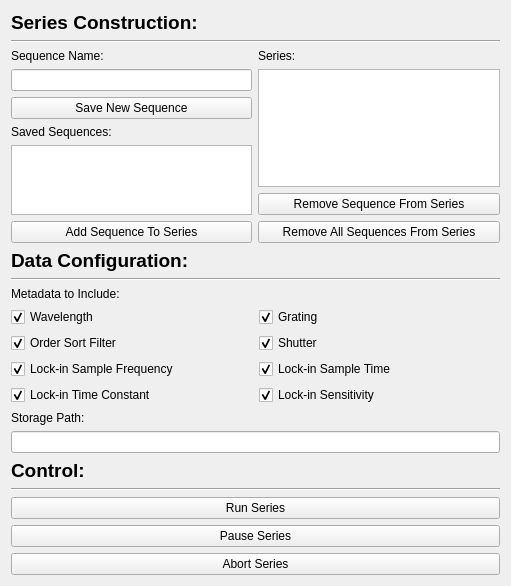
Above: SPHEREx-Calibration-Automation/pylab/pylabcal/pylabcalgui/QTDesigner/automationWindowDialog.ui from samcondon4/SPHEREx-lab-tools before the change. Below: the same form after it.
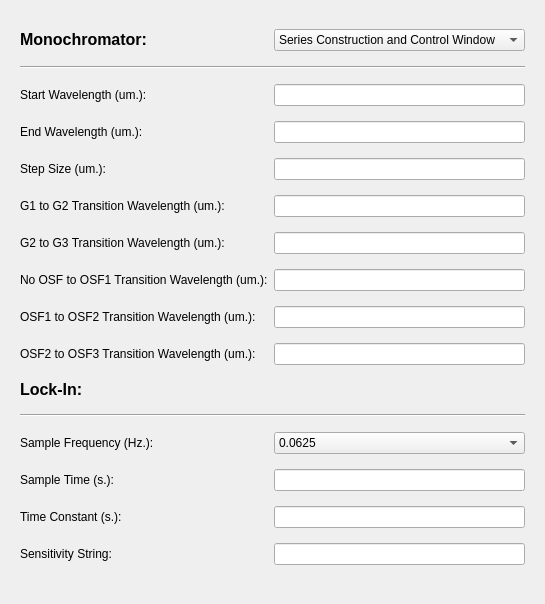
That is the form after the change. The open tabs and pages were chosen to show the change.

Commit message: Thinking action generating control loop parameters for both the measuring and moving actions. Instrument driver started for the SRS830m lockin

Diff of the .ui file:
```diff
--- a/SPHEREx-Calibration-Automation/pylab/pylabcal/pylabcalgui/QTDesigner/automationWindowDialog.ui
+++ b/SPHEREx-Calibration-Automation/pylab/pylabcal/pylabcalgui/QTDesigner/automationWindowDialog.ui
@@ -6,36 +6,22 @@
    <rect>
     <x>0</x>
     <y>0</y>
-    <width>511</width>
-    <height>490</height>
+    <width>516</width>
+    <height>510</height>
    </rect>
   </property>
   <property name="windowTitle">
    <string>Form</string>
   </property>
-  <layout class="QGridLayout" name="gridLayout_4">
-   <item row="6" column="0" colspan="2">
-    <widget class="Line" name="line_2">
-     <property name="orientation">
-      <enum>Qt::Horizontal</enum>
+  <layout class="QGridLayout" name="gridLayout">
+   <item row="0" column="1">
+    <widget class="QStackedWidget" name="automation_window">
+     <property name="currentIndex">
+      <number>0</number>
      </property>
-    </widget>
-   </item>
-   <item row="8" column="0">
-    <widget class="QLabel" name="auto_control_label">
-     <property name="font">
-      <font>
-       <pointsize>14</pointsize>
-       <weight>75</weight>
-       <bold>true</bold>
-      </font>
-     </property>
-     <property name="text">
-      <string>Control:</string>
-     </property>
-    </widget>
-   </item>
-   <item row="3" column="0">
+     <widget class="QWidget" name="SeriesConstructionAndControlWindow">
+      <layout class="QGridLayout" name="gridLayout_12">
+       <item row="4" column="0" colspan="2">
     <widget class="QLabel" name="auto_data_label">
      <property name="font">
       <font>
@@ -49,50 +35,8 @@
      </property>
     </widget>
    </item>
-   <item row="0" column="0">
-    <widget class="QLabel" name="label">
-     <property name="font">
-      <font>
-       <pointsize>14</pointsize>
-       <weight>75</weight>
-       <bold>true</bold>
-      </font>
-     </property>
-     <property name="text">
-      <string>Series Construction:</string>
-     </property>
-    </widget>
-   </item>
-   <item row="2" column="1">
-    <layout class="QGridLayout" name="gridLayout_2">
-     <item row="2" column="0">
-      <widget class="QPushButton" name="auto_series_removesequencefromseries_button">
-       <property name="text">
-        <string>Remove Sequence From Series</string>
-       </property>
-      </widget>
-     </item>
-     <item row="0" column="0">
-      <widget class="QLabel" name="auto_series_series_label">
-       <property name="text">
-        <string>Series:</string>
-       </property>
-      </widget>
-     </item>
-     <item row="1" column="0">
-      <widget class="QListWidget" name="auto_series_series_list"/>
-     </item>
      <item row="3" column="0">
-      <widget class="QPushButton" name="auto_series_removeallsequencesfromseries_button">
-       <property name="text">
-        <string>Remove All Sequences From Series</string>
-       </property>
-      </widget>
-     </item>
-    </layout>
-   </item>
-   <item row="2" column="0">
-    <layout class="QGridLayout" name="gridLayout">
+        <layout class="QGridLayout" name="gridLayout_9">
      <item row="0" column="0">
       <widget class="QLabel" name="auto_series_sequence_name_label">
        <property name="text">
@@ -129,8 +73,57 @@
      </item>
     </layout>
    </item>
-   <item row="7" column="0" colspan="2">
-    <layout class="QGridLayout" name="gridLayout_3">
+       <item row="3" column="1">
+        <layout class="QGridLayout" name="gridLayout_10">
+         <item row="2" column="0">
+          <widget class="QPushButton" name="auto_series_removesequencefromseries_button">
+           <property name="text">
+            <string>Remove Sequence From Series</string>
+           </property>
+          </widget>
+         </item>
+         <item row="0" column="0">
+          <widget class="QLabel" name="auto_series_series_label">
+           <property name="text">
+            <string>Series:</string>
+           </property>
+          </widget>
+         </item>
+         <item row="1" column="0">
+          <widget class="QListWidget" name="auto_series_series_list"/>
+         </item>
+         <item row="3" column="0">
+          <widget class="QPushButton" name="auto_series_removeallsequencesfromseries_button">
+           <property name="text">
+            <string>Remove All Sequences From Series</string>
+           </property>
+          </widget>
+         </item>
+        </layout>
+       </item>
+       <item row="10" column="0" colspan="2">
+        <widget class="QPushButton" name="auto_control_pauseseries_button">
+         <property name="text">
+          <string>Pause Series</string>
+         </property>
+        </widget>
+       </item>
+       <item row="2" column="0" colspan="2">
+        <widget class="Line" name="line_3">
+         <property name="orientation">
+          <enum>Qt::Horizontal</enum>
+         </property>
+        </widget>
+       </item>
+       <item row="5" column="0" colspan="2">
+        <widget class="Line" name="line_4">
+         <property name="orientation">
+          <enum>Qt::Horizontal</enum>
+         </property>
+        </widget>
+       </item>
+       <item row="6" column="0" colspan="2">
+        <layout class="QGridLayout" name="gridLayout_11">
      <item row="5" column="2">
       <widget class="QCheckBox" name="data_configuration_metadata_lockin_sensitivity_cbox">
        <property name="sizePolicy">
@@ -278,39 +271,385 @@
      </item>
     </layout>
    </item>
-   <item row="11" column="0" colspan="2">
-    <widget class="QPushButton" name="auto_control_pauseseries_button">
-     <property name="text">
-      <string>Pause Series</string>
-     </property>
-    </widget>
-   </item>
    <item row="9" column="0" colspan="2">
-    <widget class="Line" name="line_3">
+        <widget class="QPushButton" name="auto_control_runseries_button">
+         <property name="text">
+          <string>Run Series</string>
+         </property>
+        </widget>
+       </item>
+       <item row="8" column="0" colspan="2">
+        <widget class="Line" name="line_5">
      <property name="orientation">
       <enum>Qt::Horizontal</enum>
      </property>
     </widget>
    </item>
-   <item row="12" column="0" colspan="2">
+       <item row="11" column="0" colspan="2">
     <widget class="QPushButton" name="auto_control_abortseries_button">
      <property name="text">
       <string>Abort Series</string>
      </property>
     </widget>
    </item>
-   <item row="1" column="0" colspan="2">
+       <item row="7" column="0" colspan="2">
+        <widget class="QLabel" name="auto_control_label">
+         <property name="font">
+          <font>
+           <pointsize>14</pointsize>
+           <weight>75</weight>
+           <bold>true</bold>
+          </font>
+         </property>
+         <property name="text">
+          <string>Control:</string>
+         </property>
+        </widget>
+       </item>
+       <item row="1" column="0">
+        <widget class="QLabel" name="label">
+         <property name="font">
+          <font>
+           <pointsize>14</pointsize>
+           <weight>75</weight>
+           <bold>true</bold>
+          </font>
+         </property>
+         <property name="text">
+          <string>Series Construction:</string>
+         </property>
+        </widget>
+       </item>
+       <item row="1" column="1">
+        <widget class="QComboBox" name="auto_window_select_combobox_0">
+         <item>
+          <property name="text">
+           <string>Series Construction and Control Window</string>
+          </property>
+         </item>
+         <item>
+          <property name="text">
+           <string>Sequence Parameters Window</string>
+          </property>
+         </item>
+        </widget>
+       </item>
+      </layout>
+     </widget>
+     <widget class="QWidget" name="SequenceParametersWindow">
+      <layout class="QGridLayout" name="gridLayout_2">
+       <item row="15" column="1">
+        <widget class="QLineEdit" name="sequence_lockin_timeconstant_ledit"/>
+       </item>
+       <item row="5" column="0">
+        <widget class="QLabel" name="sequence_monochromator_stepsize_label">
+         <property name="sizePolicy">
+          <sizepolicy hsizetype="Preferred" vsizetype="Maximum">
+           <horstretch>0</horstretch>
+           <verstretch>0</verstretch>
+          </sizepolicy>
+         </property>
+         <property name="text">
+          <string>Step Size (um.): </string>
+         </property>
+        </widget>
+       </item>
+       <item row="4" column="0">
+        <widget class="QLabel" name="sequence_monochromator_endwave_label">
+         <property name="sizePolicy">
+          <sizepolicy hsizetype="Preferred" vsizetype="Maximum">
+           <horstretch>0</horstretch>
+           <verstretch>0</verstretch>
+          </sizepolicy>
+         </property>
+         <property name="text">
+          <string>End Wavelength (um.): </string>
+         </property>
+        </widget>
+       </item>
+       <item row="10" column="0">
+        <widget class="QLabel" name="sequence_monochromator_osf2osf3_label">
+         <property name="sizePolicy">
+          <sizepolicy hsizetype="Preferred" vsizetype="Maximum">
+           <horstretch>0</horstretch>
+           <verstretch>0</verstretch>
+          </sizepolicy>
+         </property>
+         <property name="text">
+          <string>OSF2 to OSF3 Transition Wavelength (um.):</string>
+         </property>
+        </widget>
+       </item>
+       <item row="15" column="0">
+        <widget class="QLabel" name="sequence_lockin_timeconstant_label">
+         <property name="text">
+          <string>Time Constant (s.):</string>
+         </property>
+        </widget>
+       </item>
+       <item row="2" column="0" colspan="2">
     <widget class="Line" name="line">
      <property name="orientation">
       <enum>Qt::Horizontal</enum>
      </property>
     </widget>
    </item>
-   <item row="10" column="0" colspan="2">
-    <widget class="QPushButton" name="auto_control_runseries_button">
+       <item row="10" column="1">
+        <widget class="QLineEdit" name="sequence_monochromator_osf2osf3_ledit"/>
+       </item>
+       <item row="7" column="1">
+        <widget class="QLineEdit" name="sequence_monochromator_g2g3_ledit"/>
+       </item>
+       <item row="16" column="0">
+        <widget class="QLabel" name="sequence_lockin_sensitivity_label">
      <property name="text">
-      <string>Run Series</string>
-     </property>
+          <string>Sensitivity String:</string>
+         </property>
+        </widget>
+       </item>
+       <item row="3" column="0">
+        <widget class="QLabel" name="sequence_monochromator_startwave_label">
+         <property name="sizePolicy">
+          <sizepolicy hsizetype="Preferred" vsizetype="Maximum">
+           <horstretch>0</horstretch>
+           <verstretch>0</verstretch>
+          </sizepolicy>
+         </property>
+         <property name="text">
+          <string>Start Wavelength (um.):</string>
+         </property>
+        </widget>
+       </item>
+       <item row="8" column="0">
+        <widget class="QLabel" name="sequence_monochromator_noosfosf1_label">
+         <property name="sizePolicy">
+          <sizepolicy hsizetype="Preferred" vsizetype="Maximum">
+           <horstretch>0</horstretch>
+           <verstretch>0</verstretch>
+          </sizepolicy>
+         </property>
+         <property name="text">
+          <string>No OSF to OSF1 Transition Wavelength (um.):</string>
+         </property>
+        </widget>
+       </item>
+       <item row="8" column="1">
+        <widget class="QLineEdit" name="sequence_monochromator_noosfosf1_ledit"/>
+       </item>
+       <item row="4" column="1">
+        <widget class="QLineEdit" name="sequence_monochromator_endwave_ledit"/>
+       </item>
+       <item row="7" column="0">
+        <widget class="QLabel" name="sequence_monochromator_g2g3_label">
+         <property name="sizePolicy">
+          <sizepolicy hsizetype="Preferred" vsizetype="Maximum">
+           <horstretch>0</horstretch>
+           <verstretch>0</verstretch>
+          </sizepolicy>
+         </property>
+         <property name="text">
+          <string>G2 to G3 Transition Wavelength (um.):</string>
+         </property>
+        </widget>
+       </item>
+       <item row="14" column="1">
+        <widget class="QLineEdit" name="sequence_lockin_sampletime_ledit"/>
+       </item>
+       <item row="12" column="0" colspan="2">
+        <widget class="Line" name="line_2">
+         <property name="orientation">
+          <enum>Qt::Horizontal</enum>
+         </property>
+        </widget>
+       </item>
+       <item row="6" column="0">
+        <widget class="QLabel" name="sequence_monochromator_g1g2_label">
+         <property name="sizePolicy">
+          <sizepolicy hsizetype="Preferred" vsizetype="Maximum">
+           <horstretch>0</horstretch>
+           <verstretch>0</verstretch>
+          </sizepolicy>
+         </property>
+         <property name="text">
+          <string>G1 to G2 Transition Wavelength (um.):</string>
+         </property>
+        </widget>
+       </item>
+       <item row="14" column="0">
+        <widget class="QLabel" name="sequence_lockin_sampletime_label">
+         <property name="text">
+          <string>Sample Time (s.):</string>
+         </property>
+        </widget>
+       </item>
+       <item row="6" column="1">
+        <widget class="QLineEdit" name="sequence_monochromator_g1g2_ledit"/>
+       </item>
+       <item row="3" column="1">
+        <widget class="QLineEdit" name="sequence_monochromator_startwave_ledit"/>
+       </item>
+       <item row="9" column="0">
+        <widget class="QLabel" name="sequence_monochromator_osf1osf2_label">
+         <property name="sizePolicy">
+          <sizepolicy hsizetype="Preferred" vsizetype="Maximum">
+           <horstretch>0</horstretch>
+           <verstretch>0</verstretch>
+          </sizepolicy>
+         </property>
+         <property name="text">
+          <string>OSF1 to OSF2 Transition Wavelength (um.):</string>
+         </property>
+        </widget>
+       </item>
+       <item row="11" column="0">
+        <widget class="QLabel" name="sequence_lockin_label">
+         <property name="sizePolicy">
+          <sizepolicy hsizetype="Preferred" vsizetype="Maximum">
+           <horstretch>0</horstretch>
+           <verstretch>0</verstretch>
+          </sizepolicy>
+         </property>
+         <property name="font">
+          <font>
+           <pointsize>12</pointsize>
+           <weight>75</weight>
+           <bold>true</bold>
+          </font>
+         </property>
+         <property name="text">
+          <string>Lock-In:</string>
+         </property>
+        </widget>
+       </item>
+       <item row="9" column="1">
+        <widget class="QLineEdit" name="sequence_monochromator_osf1osf2_ledit"/>
+       </item>
+       <item row="16" column="1">
+        <widget class="QLineEdit" name="sequence_lockin_sensitivity_ledit"/>
+       </item>
+       <item row="13" column="0">
+        <widget class="QLabel" name="sequence_lockin_samplefreq_label">
+         <property name="text">
+          <string>Sample Frequency (Hz.):</string>
+         </property>
+        </widget>
+       </item>
+       <item row="5" column="1">
+        <widget class="QLineEdit" name="sequence_monochromator_stepsize_ledit"/>
+       </item>
+       <item row="0" column="1">
+        <widget class="QComboBox" name="auto_window_select_combobox_1">
+         <item>
+          <property name="text">
+           <string>Series Construction and Control Window</string>
+          </property>
+         </item>
+         <item>
+          <property name="text">
+           <string>Sequence Parameters Window</string>
+          </property>
+         </item>
+        </widget>
+       </item>
+       <item row="0" column="0">
+        <widget class="QLabel" name="sequence_monochromator_label">
+         <property name="sizePolicy">
+          <sizepolicy hsizetype="Preferred" vsizetype="Maximum">
+           <horstretch>0</horstretch>
+           <verstretch>0</verstretch>
+          </sizepolicy>
+         </property>
+         <property name="font">
+          <font>
+           <pointsize>12</pointsize>
+           <weight>75</weight>
+           <bold>true</bold>
+          </font>
+         </property>
+         <property name="text">
+          <string>Monochromator:</string>
+         </property>
+        </widget>
+       </item>
+       <item row="13" column="1">
+        <widget class="QComboBox" name="sequence_lockin_samplerate_combobox">
+         <property name="currentText">
+          <string>0.0625</string>
+         </property>
+         <item>
+          <property name="text">
+           <string>0.0625</string>
+          </property>
+         </item>
+         <item>
+          <property name="text">
+           <string>0.125</string>
+          </property>
+         </item>
+         <item>
+          <property name="text">
+           <string>0.250</string>
+          </property>
+         </item>
+         <item>
+          <property name="text">
+           <string>0.5</string>
+          </property>
+         </item>
+         <item>
+          <property name="text">
+           <string>1</string>
+          </property>
+         </item>
+         <item>
+          <property name="text">
+           <string>2</string>
+          </property>
+         </item>
+         <item>
+          <property name="text">
+           <string>4</string>
+          </property>
+         </item>
+         <item>
+          <property name="text">
+           <string>8</string>
+          </property>
+         </item>
+         <item>
+          <property name="text">
+           <string>16</string>
+          </property>
+         </item>
+         <item>
+          <property name="text">
+           <string>32</string>
+          </property>
+         </item>
+         <item>
+          <property name="text">
+           <string>64</string>
+          </property>
+         </item>
+         <item>
+          <property name="text">
+           <string>128</string>
+          </property>
+         </item>
+         <item>
+          <property name="text">
+           <string>256</string>
+          </property>
+         </item>
+         <item>
+          <property name="text">
+           <string>512</string>
+          </property>
+         </item>
+        </widget>
+       </item>
+      </layout>
+     </widget>
     </widget>
    </item>
   </layout>
```
Lines whose indentation alone changed are shown as unchanged. The commit also changes 12 other files.
